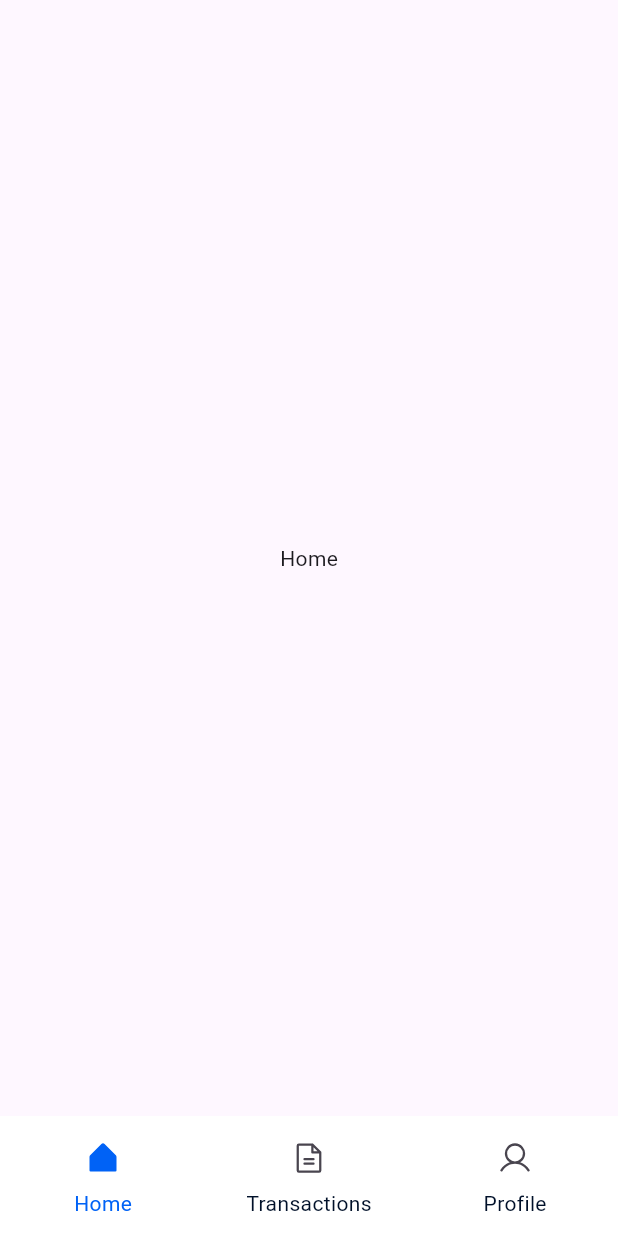
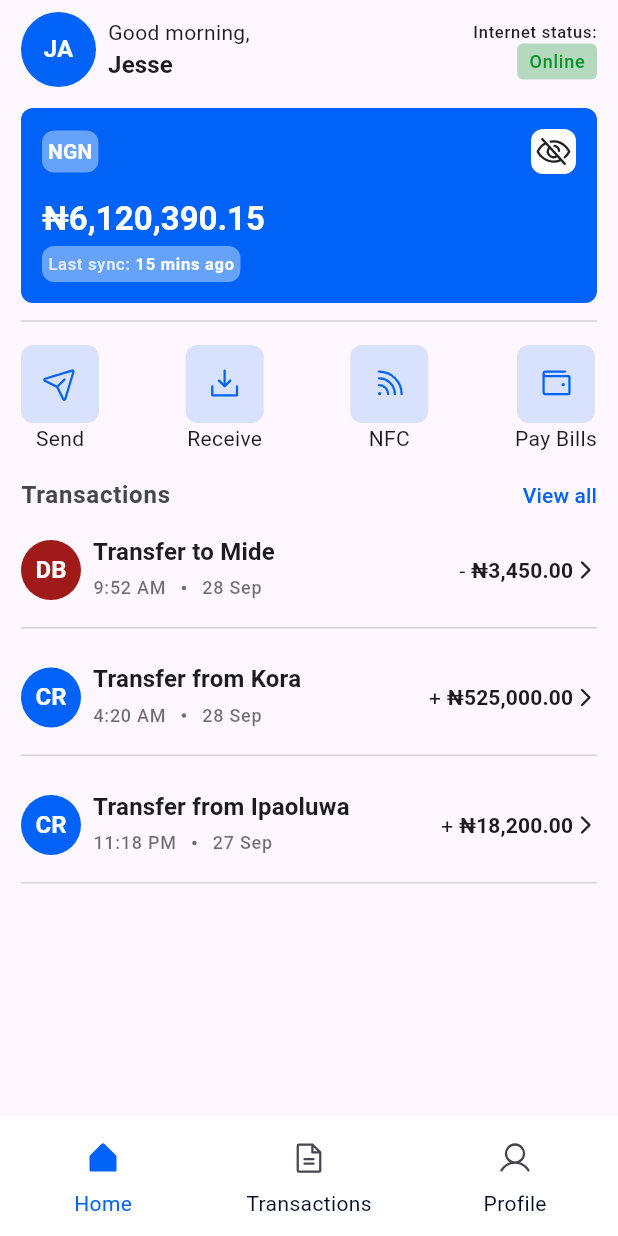
Before and after one commit to Jessepelumi/jetour_client, a Flutter app: the screen it shows after launch, on a phone screen of 412 x 824 dp. Run offline on Flutter 3.47's test engine with Material 3 defaults, Android fonts, the phone set to English and light mode, and no system bars; our stand-ins replace get, get_storage, google_fonts, phosphor_flutter, pin_code_fields, smooth_page_indicator.

Commit message:
home screen (slight adjustment needed)

```diff
--- a/lib/views/home/home.dart
+++ b/lib/views/home/home.dart
@@ -1,12 +1,128 @@
 import 'package:flutter/material.dart';
+import 'package:jetour_client/core/util/colors.dart';
+import 'package:jetour_client/core/util/sizes.dart';
+import 'package:jetour_client/shared/section_header.dart';
+import 'package:jetour_client/views/home/widgets/action_buttons.dart';
+import 'package:jetour_client/views/home/widgets/balance_summary.dart';
+import 'package:jetour_client/views/home/widgets/home_header.dart';
+import 'package:jetour_client/views/transactions/widgets/transaction_tile.dart';
+import 'package:phosphor_flutter/phosphor_flutter.dart';
+
+class Transaction {
+  final bool isCredit;
+  final String title;
+  final String time;
+  final String day;
+  final String amount;
+
+  Transaction({
+    required this.isCredit,
+    required this.title,
+    required this.time,
+    required this.day,
+    required this.amount,
+  });
+}
 
 class Home extends StatelessWidget {
   const Home({super.key});
 
   @override
   Widget build(BuildContext context) {
-    return const Center(
-      child: Text("Home"),
+    // dummy data
+    final List<Transaction> transactions = [
+      Transaction(
+          isCredit: false,
+          title: "Transfer to Mide",
+          time: "9:52 AM",
+          day: "28 Sep",
+          amount: "3,450.00"),
+      Transaction(
+          isCredit: true,
+          title: "Transfer from Kora",
+          time: "4:20 AM",
+          day: "28 Sep",
+          amount: "525,000.00"),
+      Transaction(
+          isCredit: true,
+          title: "Transfer from Ipaoluwa",
+          time: "11:18 PM",
+          day: "27 Sep",
+          amount: "18,200.00"),
+    ];
+
+    return SafeArea(
+      child: SingleChildScrollView(
+        child: Padding(
+          padding: const EdgeInsets.symmetric(
+            horizontal: smallMedium,
+            vertical: small,
+          ),
+          child: Column(
+            children: [
+              // header
+              const HomeHeader(),
+              const SizedBox(height: smallMedium),
+
+              // balance widget
+              const BalanceSummary(),
+              const SizedBox(height: extraSmall),
+              Divider(color: lightGrey.withOpacity(0.4)),
+              const SizedBox(height: small),
+
+              // actions
+              Row(
+                mainAxisAlignment: MainAxisAlignment.spaceBetween,
+                children: [
+                  ActionButtons(
+                    actionName: "Send",
+                    action: () {},
+                    icon: PhosphorIconsRegular.paperPlaneTilt,
+                  ),
+                  ActionButtons(
+                    action: () {},
+                    actionName: "Receive",
+                    icon: PhosphorIconsRegular.downloadSimple,
+                  ),
+                  ActionButtons(
+                    action: () {},
+                    actionName: "NFC",
+                    icon: PhosphorIconsRegular.rss,
+                  ),
+                  ActionButtons(
+                    action: () {},
+                    actionName: "Pay Bills",
+                    icon: PhosphorIconsRegular.wallet,
+                  ),
+                ],
+              ),
+              const SizedBox(height: medium),
+
+              // transaction tile
+              SectionHeader(
+                action: () {},
+                title: "Transactions",
+                actionText: "View all",
+              ),
+
+              // transaction list
+              Wrap(
+                spacing: small, // Horizontal spacing between items
+                runSpacing: small, // Vertical spacing between rows
+                children: transactions.map((transaction) {
+                  return TransactionTile(
+                    isCredit: transaction.isCredit,
+                    title: transaction.title,
+                    time: transaction.time,
+                    day: transaction.day,
+                    amount: transaction.amount,
+                  );
+                }).toList(),
+              ),
+            ],
+          ),
+        ),
+      ),
     );
   }
 }
```
